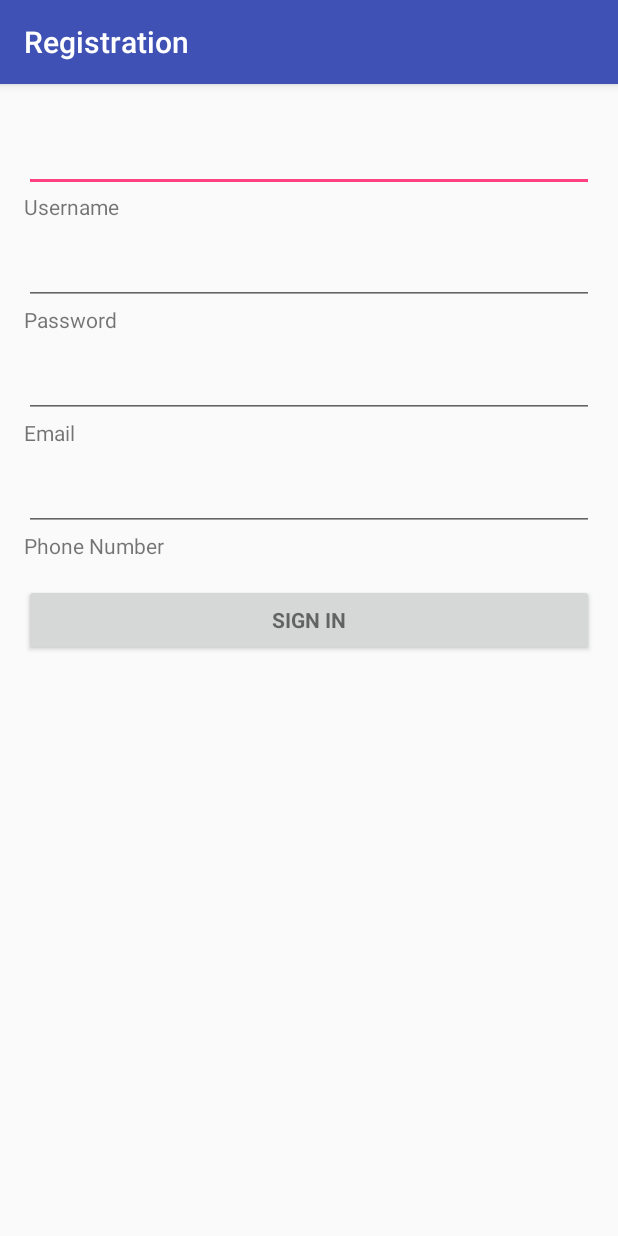
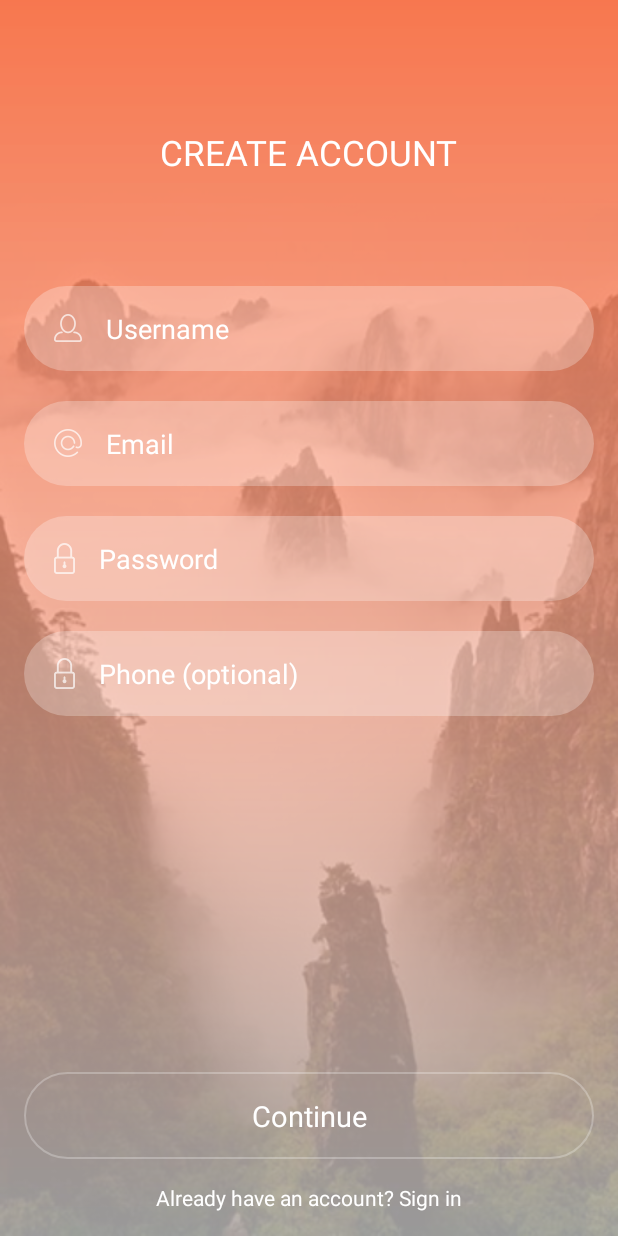
Before and after one commit to biggamehunt/treasurehuntturin, an Android app: the RegistrationActivity screen opened directly, with no data from a screen before it, on a phone screen of 412 x 824 dp. Run offline under Robolectric (Android 15) with nearby library versions, the phone set to English and light mode, and no system bars.

Commit message:
da sistemare layout per diverse dimensioni e hover del button

```diff
--- a/app/src/main/AndroidManifest.xml
+++ b/app/src/main/AndroidManifest.xml
@@ -19,8 +19,6 @@
         <activity
             android:name=".LoginActivity"
             android:label="@string/app_name">
-            android:theme="@android:style/Theme.NoTitleBar"
-
             <intent-filter>
                 <action android:name="android.intent.action.MAIN" />
 
@@ -29,7 +27,10 @@
         </activity>
         <activity
             android:name=".RegistrationActivity"
-            android:label="@string/title_activity_registration"></activity>
+            android:label="@string/title_activity_registration"
+            >
+
+        </activity>
     </application>
 
 </manifest>
--- a/app/src/main/java/com/example/andrea22/gamehunt/LoginActivity.java
+++ b/app/src/main/java/com/example/andrea22/gamehunt/LoginActivity.java
@@ -24,7 +24,7 @@ import java.net.URL;
 /**
  * A login screen that offers login via email/password.
  */
-public class LoginActivity extends Activity {
+public class LoginActivity extends AppCompatActivity {
     @Override
      protected void onCreate(Bundle savedInstanceState) {
         super.onCreate(savedInstanceState);
--- a/app/src/main/java/com/example/andrea22/gamehunt/RegistrationActivity.java
+++ b/app/src/main/java/com/example/andrea22/gamehunt/RegistrationActivity.java
@@ -1,5 +1,6 @@
 package com.example.andrea22.gamehunt;
 
+import android.app.Activity;
 import android.os.Bundle;
 import android.preference.PreferenceActivity;
 import android.support.v7.app.AppCompatActivity;
@@ -55,6 +56,10 @@ public class RegistrationActivity extends AppCompatActivity {
             Log.d("test debug", "eccezione: "+e.getMessage());
         }
     }
+    public void turn_back_login (View view) {
+        finish();
+
+    }
 
 
 }
--- a/app/src/main/res/layout/activity_registration.xml
+++ b/app/src/main/res/layout/activity_registration.xml
@@ -1,133 +1,148 @@
-<LinearLayout xmlns:android="http://schemas.android.com/apk/res/android"
+<?xml version="1.0" encoding="utf-8"?>
+<RelativeLayout xmlns:android="http://schemas.android.com/apk/res/android"
     xmlns:tools="http://schemas.android.com/tools"
     android:layout_width="match_parent"
     android:layout_height="match_parent"
-    android:gravity="center_horizontal"
-    android:orientation="vertical"
-    android:paddingBottom="@dimen/activity_vertical_margin"
-    android:paddingLeft="@dimen/activity_horizontal_margin"
-    android:paddingRight="@dimen/activity_horizontal_margin"
-    android:paddingTop="@dimen/activity_vertical_margin"
-    tools:context="com.example.andrea22.gamehunt.LoginActivity">
+    tools:context="com.example.andrea22.gamehunt.RegistrationActivity"
+    android:background="@drawable/bg">
 
-    <!-- Login progress -->
-    <LinearLayout
+
+
+    <FrameLayout
+        android:layout_width="match_parent"
+        android:layout_height="match_parent"
+        android:background="@drawable/bgrect"
+        >
+
+
+
+    </FrameLayout>
+
+
+    <RelativeLayout
         android:id="@+id/email_login_form"
         android:layout_width="match_parent"
-        android:layout_height="wrap_content"
-        android:orientation="vertical"
-        android:weightSum="1">
+        android:layout_height="match_parent"
+        android:padding="16dp">
 
-        <android.support.design.widget.TextInputLayout
+        <TextView
+            android:id="@+id/terms"
+            android:layout_width="wrap_content"
+            android:layout_height="wrap_content"
+            android:text="@string/action_sign_in2"
+            android:textColor="#ffffff"
+            android:layout_alignParentBottom="true"
+            android:layout_centerHorizontal="true"
+            android:onClick="turn_back_login"/>
+
+        />
+
+        <TextView
+            android:id="@+id/create"
+            android:layout_width="wrap_content"
+            android:layout_height="wrap_content"
+            android:text="@string/create_account"
+            android:textColor="#ffffff"
+            android:layout_marginTop="70dp"
+            android:textSize="23dp"
+            android:layout_centerHorizontal="true" />
+
+
+
+
+
+        <TextView
+            android:id="@+id/registration_regitration"
             android:layout_width="match_parent"
-            android:layout_height="wrap_content">
+            android:layout_height="wrap_content"
+            android:text="@string/continue_reg"
+            android:textColor="#ffffff"
+            android:textSize="19dp"
+            android:layout_above="@+id/terms"
+            android:padding="16dp"
+            android:gravity="center"
+            android:background="@drawable/rect"
+            android:layout_marginBottom="16dp"
+            android:onClick="registration"/>
 
-            <TextView
-                android:id="@+id/registration_textusername"
-                android:layout_width="match_parent"
-                android:layout_height="wrap_content"
-                android:maxLines="1"
-                android:singleLine="true"
-                android:text="@string/username"
-                />
+
+        <LinearLayout
+            android:layout_width="match_parent"
+            android:layout_height="wrap_content"
+            android:orientation="vertical"
+            android:layout_marginTop="-05dp">
 
             <EditText
+                android:textColor="#fff"
                 android:id="@+id/registration_username"
+                android:layout_height="wrap_content"
                 android:layout_width="match_parent"
-                android:layout_height="wrap_content"
-                android:maxLines="1"
-                android:singleLine="true"/>
-
-        </android.support.design.widget.TextInputLayout>
-
-        <android.support.design.widget.TextInputLayout
-            android:layout_width="match_parent"
-            android:layout_height="wrap_content">
-
-            <TextView
-                android:id="@+id/registration_textpassword"
-                android:layout_width="match_parent"
-                android:layout_height="wrap_content"
-                android:maxLines="1"
-                android:singleLine="true"
-                android:text="@string/password"
-                />
+                android:background="@drawable/rect1"
+                android:layout_marginTop="180dp"
+                android:hint="@string/reg_username"
+                android:textColorHint="#ffffff"
+                android:paddingLeft="20dp"
+                android:drawableLeft="@drawable/user"
+                android:paddingTop="16dp"
+                android:paddingBottom="16dp"
+                android:drawablePadding="16dp">
+            </EditText>
 
             <EditText
-                android:id="@+id/registration_password"
+                android:textColor="#fff"
+                android:id="@+id/registration_email"
+                android:layout_height="wrap_content"
                 android:layout_width="match_parent"
-                android:layout_height="wrap_content"
-                android:imeActionId="@+id/login"
-                android:imeOptions="actionUnspecified"
-                android:inputType="textPassword"
-                android:maxLines="1"
-                android:singleLine="true" />
+                android:background="@drawable/rect1"
+                android:layout_marginTop="20dp"
+                android:hint="@string/reg_email"
+                android:textColorHint="#ffffff"
+                android:drawableLeft="@drawable/email"
+                android:paddingLeft="20dp"
+                android:drawablePadding="16dp"
+                android:paddingTop="16dp"
+                android:paddingBottom="16dp"
 
-        </android.support.design.widget.TextInputLayout>
-
-        <android.support.design.widget.TextInputLayout
-            android:layout_width="match_parent"
-            android:layout_height="wrap_content">
-
-            <TextView
-                android:id="@+id/registration_textemail"
-                android:layout_width="match_parent"
-                android:layout_height="wrap_content"
-                android:maxLines="1"
-                android:singleLine="true"
-                android:text="@string/email"
-                />
+                >
+            </EditText>
 
             <EditText
-                android:id="@+id/registration_email"
+                android:textColor="#fff"
+                android:id="@+id/registration_password"
+                android:layout_height="wrap_content"
                 android:layout_width="match_parent"
-                android:layout_height="wrap_content"
-                android:maxLines="1"
-
-                android:singleLine="true"/>
-
-        </android.support.design.widget.TextInputLayout>
-
-        <android.support.design.widget.TextInputLayout
-            android:layout_width="match_parent"
-            android:layout_height="wrap_content">
-
-            <TextView
-                android:id="@+id/registration_textphone"
-                android:layout_width="match_parent"
-                android:layout_height="wrap_content"
-                android:maxLines="1"
-                android:singleLine="true"
-                android:text="@string/phone"
-                />
+                android:background="@drawable/rect1"
+                android:layout_marginTop="20dp"
+                android:hint="@string/reg_password"
+                android:textColorHint="#ffffff"
+                android:inputType="textPassword"
+                android:drawableLeft="@drawable/pass"
+                android:paddingLeft="20dp"
+                android:paddingTop="16dp"
+                android:paddingBottom="16dp"
+                android:drawablePadding="16dp">
+            </EditText>
 
             <EditText
+                android:textColor="#fff"
                 android:id="@+id/registration_phone"
+                android:layout_height="wrap_content"
                 android:layout_width="match_parent"
-                android:layout_height="wrap_content"
-                android:maxLines="1"
-                android:inputType="numberDecimal"
-                android:singleLine="true"/>
+                android:background="@drawable/rect1"
+                android:layout_marginTop="20dp"
+                android:hint="@string/reg_phone"
+                android:textColorHint="#ffffff"
+                android:inputType="textPassword"
+                android:drawableLeft="@drawable/pass"
+                android:paddingLeft="20dp"
+                android:paddingTop="16dp"
+                android:paddingBottom="16dp"
+                android:drawablePadding="16dp">
+            </EditText>
 
-        </android.support.design.widget.TextInputLayout>
+        </LinearLayout>
 
-        <Button
-            android:id="@+id/registration_regitration"
-            style="?android:textAppearanceSmall"
-            android:layout_width="match_parent"
-            android:layout_height="wrap_content"
-            android:layout_marginTop="16dp"
-            android:text="@string/action_sign_in"
-            android:textStyle="bold"
-            android:onClick="registration"
-            android:layout_weight="4.71" />
+    </RelativeLayout>
 
-    </LinearLayout>
 
-    <ScrollView
-        android:id="@+id/login_form"
-        android:layout_width="match_parent"
-        android:layout_height="match_parent">
-
-    </ScrollView>
-</LinearLayout>
+</RelativeLayout>
--- a/app/src/main/res/values/strings.xml
+++ b/app/src/main/res/values/strings.xml
@@ -11,6 +11,12 @@
 
     <string name="action_sign_in">Sign in</string>
     <string name="action_registration">No account yet? Create one</string>
-
+    <string name="action_sign_in2">Already have an account? Sign in</string>
+    <string name="create_account">CREATE ACCOUNT</string>
+    <string name="continue_reg">Continue</string>
+    <string name="reg_username">Username</string>
+    <string name="reg_email">Email</string>
+    <string name="reg_password">Password</string>
+    <string name="reg_phone">Phone (optional)</string>
 
 </resources>
--- a/app/src/main/res/values/styles.xml
+++ b/app/src/main/res/values/styles.xml
@@ -6,6 +6,11 @@
         <item name="colorPrimary">@color/colorPrimary</item>
         <item name="colorPrimaryDark">@color/colorPrimaryDark</item>
         <item name="colorAccent">@color/colorAccent</item>
+        <item name="windowNoTitle">true</item>
+        <item name="windowActionBar">false</item>
+        <item name="android:windowFullscreen">true</item>
+        <item name="android:windowContentOverlay">@null</item>
+
     </style>
 
 </resources>
```
